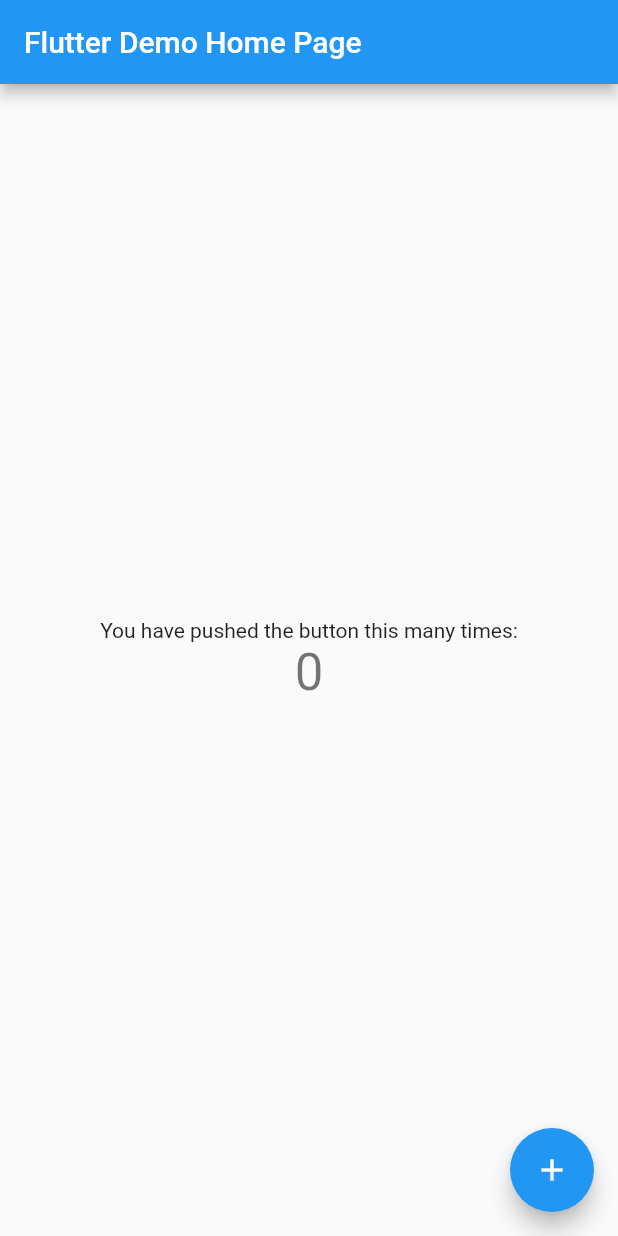
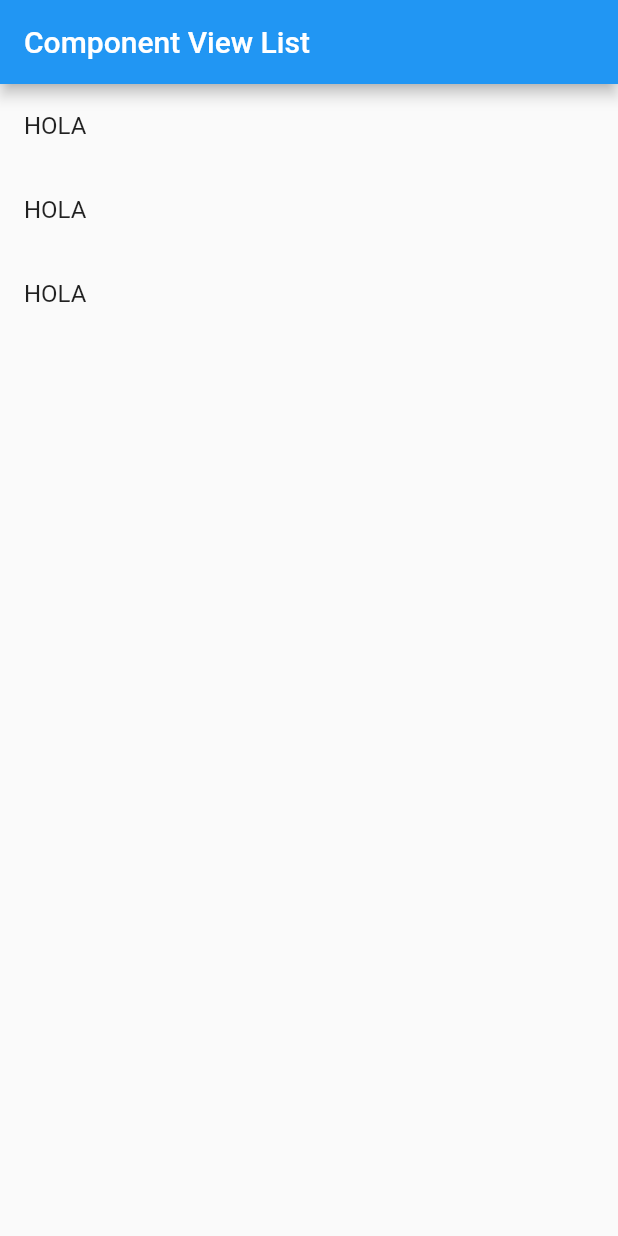
Before and after one commit to rlence/App-Componentes, a Flutter app: the screen it shows after launch, on a phone screen of 412 x 824 dp. Run offline on Flutter 3.47's test engine with Material 2 defaults, Android fonts, the phone set to English and light mode, and no system bars.

Commit message:
creando json y home page

```diff
--- /dev/null
+++ b/data/menu_opts.json
@@ -0,0 +1,20 @@
+{
+    "nombreApp" : "Componentes",
+    "rutas" : [
+        {
+            "ruta" : "alert",
+            "icon" : "add_alert",
+            "texto": "Alertas"
+        },
+        {
+            "ruta" : "avatar",
+            "icon" : "accessibility",
+            "texto": "Avatars"
+        },
+        {
+            "ruta" : "card",
+            "icon" : "folder_open",
+            "texto": "Cards - Tarjetas"
+        }
+    ]
+}
--- a/lib/main.dart
+++ b/lib/main.dart
@@ -1,111 +1,18 @@
 import 'package:flutter/material.dart';
+
+import 'package:componentes/src/page/home_page.dart';
 
 void main() => runApp(MyApp());
 
 class MyApp extends StatelessWidget {
-  // This widget is the root of your application.
+
   @override
   Widget build(BuildContext context) {
     return MaterialApp(
-      title: 'Flutter Demo',
-      theme: ThemeData(
-        // This is the theme of your application.
-        //
-        // Try running your application with "flutter run". You'll see the
-        // application has a blue toolbar. Then, without quitting the app, try
-        // changing the primarySwatch below to Colors.green and then invoke
-        // "hot reload" (press "r" in the console where you ran "flutter run",
-        // or simply save your changes to "hot reload" in a Flutter IDE).
-        // Notice that the counter didn't reset back to zero; the application
-        // is not restarted.
-        primarySwatch: Colors.blue,
-      ),
-      home: MyHomePage(title: 'Flutter Demo Home Page'),
+      title: 'Material App',
+      debugShowCheckedModeBanner: false,
+      home: HomePage()
     );
   }
+
 }
-
-class MyHomePage extends StatefulWidget {
-  MyHomePage({Key key, this.title}) : super(key: key);
-
-  // This widget is the home page of your application. It is stateful, meaning
-  // that it has a State object (defined below) that contains fields that affect
-  // how it looks.
-
-  // This class is the configuration for the state. It holds the values (in this
-  // case the title) provided by the parent (in this case the App widget) and
-  // used by the build method of the State. Fields in a Widget subclass are
-  // always marked "final".
-
-  final String title;
-
-  @override
-  _MyHomePageState createState() => _MyHomePageState();
-}
-
-class _MyHomePageState extends State<MyHomePage> {
-  int _counter = 0;
-
-  void _incrementCounter() {
-    setState(() {
-      // This call to setState tells the Flutter framework that something has
-      // changed in this State, which causes it to rerun the build method below
-      // so that the display can reflect the updated values. If we changed
-      // _counter without calling setState(), then the build method would not be
-      // called again, and so nothing would appear to happen.
-      _counter++;
-    });
-  }
-
-  @override
-  Widget build(BuildContext context) {
-    // This method is rerun every time setState is called, for instance as done
-    // by the _incrementCounter method above.
-    //
-    // The Flutter framework has been optimized to make rerunning build methods
-    // fast, so that you can just rebuild anything that needs updating rather
-    // than having to individually change instances of widgets.
-    return Scaffold(
-      appBar: AppBar(
-        // Here we take the value from the MyHomePage object that was created by
-        // the App.build method, and use it to set our appbar title.
-        title: Text(widget.title),
-      ),
-      body: Center(
-        // Center is a layout widget. It takes a single child and positions it
-        // in the middle of the parent.
-        child: Column(
-          // Column is also layout widget. It takes a list of children and
-          // arranges them vertically. By default, it sizes itself to fit its
-          // children horizontally, and tries to be as tall as its parent.
-          //
-          // Invoke "debug painting" (press "p" in the console, choose the
-          // "Toggle Debug Paint" action from the Flutter Inspector in Android
-          // Studio, or the "Toggle Debug Paint" command in Visual Studio Code)
-          // to see the wireframe for each widget.
-          //
-          // Column has various properties to control how it sizes itself and
-          // how it positions its children. Here we use mainAxisAlignment to
-          // center the children vertically; the main axis here is the vertical
-          // axis because Columns are vertical (the cross axis would be
-          // horizontal).
-          mainAxisAlignment: MainAxisAlignment.center,
-          children: <Widget>[
-            Text(
-              'You have pushed the button this many times:',
-            ),
-            Text(
-              '$_counter',
-              style: Theme.of(context).textTheme.display1,
-            ),
-          ],
-        ),
-      ),
-      floatingActionButton: FloatingActionButton(
-        onPressed: _incrementCounter,
-        tooltip: 'Increment',
-        child: Icon(Icons.add),
-      ), // This trailing comma makes auto-formatting nicer for build methods.
-    );
-  }
-}
--- /dev/null
+++ b/lib/src/page/home_page.dart
@@ -0,0 +1,35 @@
+import 'package:flutter/material.dart';
+
+
+
+class HomePage extends StatelessWidget {
+  @override
+  Widget build(BuildContext context) {
+    return Scaffold(
+      appBar:AppBar(
+        title: Text('Component View List'),
+      ) ,
+      body: _list(),
+    );
+  }
+
+
+  Widget _list(){
+
+    return ListView(
+      children: _listItems(),
+    );
+  }
+
+
+  List<Widget>  _listItems() {
+
+    return[
+      ListTile(title: Text('HOLA') ),
+      ListTile(title: Text('HOLA') ),
+      ListTile(title: Text('HOLA') ),
+    ];
+
+  }
+
+}
--- a/pubspec.yaml
+++ b/pubspec.yaml
@@ -41,8 +41,8 @@ flutter:
   uses-material-design: true
 
   # To add assets to your application, add an assets section, like this:
-  # assets:
-  #  - images/a_dot_burr.jpeg
+  assets:
+    - data/menu_opts.json
   #  - images/a_dot_ham.jpeg
 
   # An image asset can refer to one or more resolution-specific "variants", see
```
